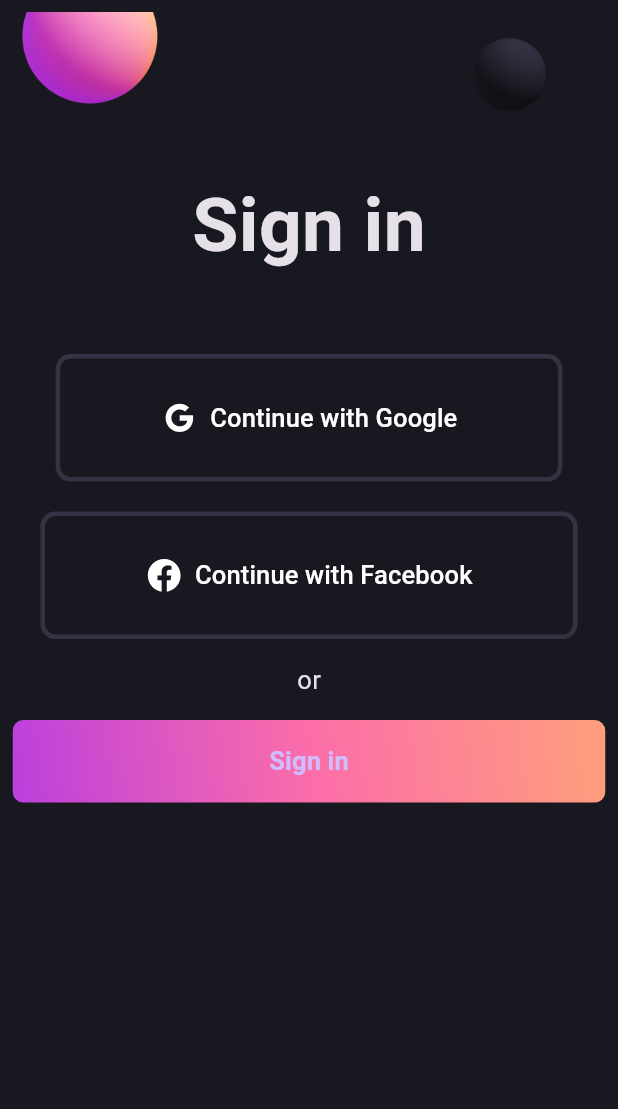
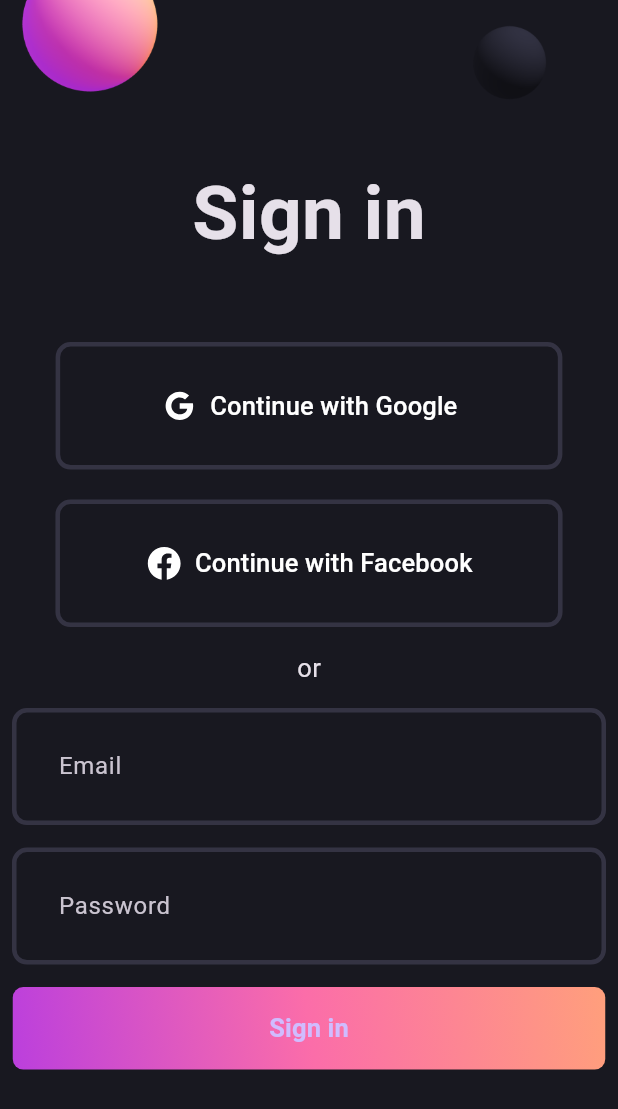
Before and after one commit to HSayer44/todo_app, a Flutter app: the screen it shows after launch, on a phone screen of 412 x 824 dp. Shown: the top 1109 px of the screen. Run offline on Flutter 3.47's test engine with Material 3 defaults, Android fonts, the phone set to English and light mode, and no system bars; our stand-ins replace flutter_bloc, flutter_svg.

Commit message:
login field

```diff
--- a/login_form/lib/login_screen.dart
+++ b/login_form/lib/login_screen.dart
@@ -1,5 +1,6 @@
 import 'package:flutter/material.dart';
 import 'package:login_form/widget/gradient_button.dart';
+import 'package:login_form/widget/login_field.dart';
 import 'package:login_form/widget/social_button.dart';
 
 class LoginScreen extends StatefulWidget {
@@ -10,15 +11,17 @@ class LoginScreen extends StatefulWidget {
 }
 
 class _LoginScreenState extends State<LoginScreen> {
+  final emailController = TextEditingController();
+  final passwordController = TextEditingController();
+
   @override
   Widget build(BuildContext context) {
     return Scaffold(
       body: SingleChildScrollView(
         child: Padding(
-          padding: const EdgeInsets.all(8.0),
+          padding: const EdgeInsets.symmetric(horizontal: 8.0),
           child: Center(
             child: Column(
-              mainAxisAlignment: MainAxisAlignment.center,
               children: [
                 Image.asset('assets/images/signin_balls.png'),
                 const Text(
@@ -28,9 +31,13 @@ class _LoginScreenState extends State<LoginScreen> {
                 const SizedBox(height: 50),
                 const SocialButton(iconPath: 'assets/svgs/g_logo.svg', label:'Continue with Google'),
                 const SizedBox(height: 20),
-                const SocialButton(iconPath: 'assets/svgs/f_logo.svg', label:'Continue with Facebook'),
+                const SocialButton(iconPath: 'assets/svgs/f_logo.svg', label:'Continue with Facebook', horizontalPadding: 60,),
                 const SizedBox(height: 15),
                 const Text('or', style: TextStyle(fontSize: 17)),
+                const SizedBox(height: 15),
+                LoginField(hintText: 'Email', controller: emailController),
+                const SizedBox(height: 15),
+                LoginField(hintText: 'Password', controller: passwordController),
                 const SizedBox(height: 15),
                 const GradientButton(),
 
--- /dev/null
+++ b/login_form/lib/widget/login_field.dart
@@ -0,0 +1,42 @@
+import 'package:flutter/material.dart';
+
+import '../pallete.dart';
+
+class LoginField extends StatelessWidget {
+  final String hintText;
+  final TextEditingController controller;
+
+  const LoginField({
+    super.key,
+    required this.hintText,
+    required this.controller,
+  });
+
+  @override
+  Widget build(BuildContext context) {
+    return ConstrainedBox(
+      constraints: const BoxConstraints(maxWidth: 400),
+      child: TextFormField(
+        controller: controller,
+        decoration: InputDecoration(
+          contentPadding: const EdgeInsets.all(27),
+          enabledBorder: OutlineInputBorder(
+            borderSide: const BorderSide(
+              color: Pallete.borderColor,
+              width: 3,
+            ),
+            borderRadius: BorderRadius.circular(10),
+          ),
+          focusedBorder: OutlineInputBorder(
+            borderSide: const BorderSide(
+              color: Pallete.gradient2,
+              width: 3,
+            ),
+            borderRadius: BorderRadius.circular(10),
+          ),
+          hintText: hintText,
+        ),
+      ),
+    );
+  }
+}
```
